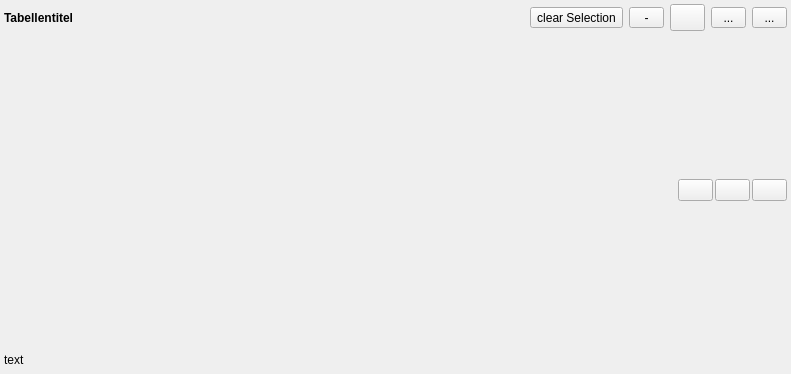
gidhoog/AlmGIS, file core/main_table.ui: the form before one commit.
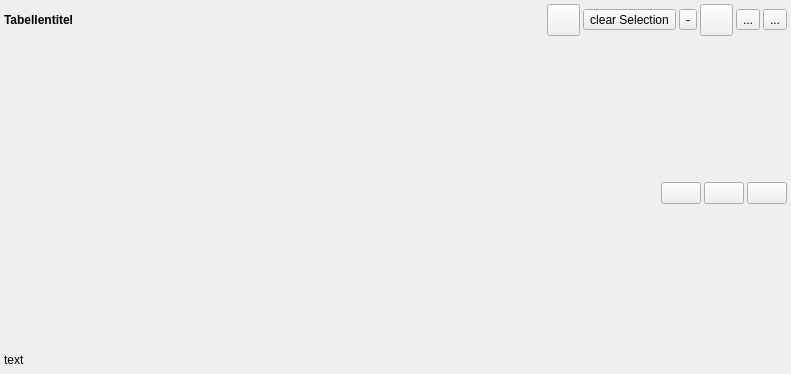
The form after the commit. Icons and pictures are not drawn.

Commit message: Anpassung der Icons für die Selektion und Deselektion von Zeilen im main_table

```diff
--- a/core/main_table.ui
+++ b/core/main_table.ui
@@ -46,7 +46,7 @@
      <item>
       <layout class="QHBoxLayout" name="uiHeaderHley">
        <property name="spacing">
-        <number>6</number>
+        <number>3</number>
        </property>
        <property name="topMargin">
         <number>0</number>
@@ -64,6 +64,23 @@
          </property>
         </widget>
        </item>
+       <item>
+        <widget class="QToolButton" name="uiSelectAllTbtn">
+         <property name="text">
+          <string/>
+         </property>
+         <property name="icon">
+          <iconset resource="../resources.qrc">
+           <normaloff>:/svg/resources/icons/mActionSelectAllRows.svg</normaloff>:/svg/resources/icons/mActionSelectAllRows.svg</iconset>
+         </property>
+         <property name="iconSize">
+          <size>
+           <width>25</width>
+           <height>25</height>
+          </size>
+         </property>
+        </widget>
+       </item>
        <item>
         <widget class="QToolButton" name="uiClearSelectionPbtn">
          <property name="text">
@@ -75,8 +92,8 @@
          </property>
          <property name="iconSize">
           <size>
-           <width>20</width>
-           <height>20</height>
+           <width>25</width>
+           <height>25</height>
           </size>
          </property>
         </widget>
@@ -91,13 +108,13 @@
          </property>
          <property name="minimumSize">
           <size>
-           <width>35</width>
+           <width>0</width>
            <height>0</height>
           </size>
          </property>
          <property name="maximumSize">
           <size>
-           <width>35</width>
+           <width>16777215</width>
            <height>16777215</height>
           </size>
          </property>
@@ -110,8 +127,8 @@
          </property>
          <property name="iconSize">
           <size>
-           <width>20</width>
-           <height>20</height>
+           <width>25</width>
+           <height>25</height>
           </size>
          </property>
         </widget>
@@ -120,13 +137,13 @@
         <widget class="QToolButton" name="uiAddDataTbtn">
          <property name="minimumSize">
           <size>
-           <width>35</width>
+           <width>0</width>
            <height>0</height>
           </size>
          </property>
          <property name="maximumSize">
           <size>
-           <width>35</width>
+           <width>16777215</width>
            <height>16777215</height>
           </size>
          </property>
@@ -139,8 +156,8 @@
          </property>
          <property name="iconSize">
           <size>
-           <width>20</width>
-           <height>20</height>
+           <width>25</width>
+           <height>25</height>
           </size>
          </property>
         </widget>
@@ -155,13 +172,13 @@
          </property>
          <property name="minimumSize">
           <size>
-           <width>35</width>
+           <width>0</width>
            <height>0</height>
           </size>
          </property>
          <property name="maximumSize">
           <size>
-           <width>35</width>
+           <width>16777215</width>
            <height>16777215</height>
           </size>
          </property>
@@ -174,8 +191,8 @@
          </property>
          <property name="iconSize">
           <size>
-           <width>20</width>
-           <height>20</height>
+           <width>25</width>
+           <height>25</height>
           </size>
          </property>
         </widget>
@@ -184,13 +201,13 @@
         <widget class="QToolButton" name="uiToolsTbtn">
          <property name="minimumSize">
           <size>
-           <width>35</width>
+           <width>0</width>
            <height>0</height>
           </size>
          </property>
          <property name="maximumSize">
           <size>
-           <width>35</width>
+           <width>16777215</width>
            <height>16777215</height>
           </size>
          </property>
@@ -203,8 +220,8 @@
          </property>
          <property name="iconSize">
           <size>
-           <width>20</width>
-           <height>20</height>
+           <width>25</width>
+           <height>25</height>
           </size>
          </property>
          <property name="popupMode">
@@ -245,7 +262,7 @@
          <item>
           <layout class="QHBoxLayout" name="uiTableFilterHLay">
            <property name="spacing">
-            <number>2</number>
+            <number>3</number>
            </property>
            <property name="leftMargin">
             <number>0</number>
@@ -268,9 +285,21 @@
            </item>
            <item>
             <widget class="QPushButton" name="uiDelFilterDetailRowPbtn">
+             <property name="sizePolicy">
+              <sizepolicy hsizetype="Fixed" vsizetype="Fixed">
+               <horstretch>0</horstretch>
+               <verstretch>0</verstretch>
+              </sizepolicy>
+             </property>
+             <property name="minimumSize">
+              <size>
+               <width>0</width>
+               <height>0</height>
+              </size>
+             </property>
              <property name="maximumSize">
               <size>
-               <width>35</width>
+               <width>16777215</width>
                <height>16777215</height>
               </size>
              </property>
@@ -283,17 +312,29 @@
              </property>
              <property name="iconSize">
               <size>
-               <width>20</width>
-               <height>20</height>
+               <width>25</width>
+               <height>25</height>
               </size>
              </property>
             </widget>
            </item>
            <item>
             <widget class="QPushButton" name="uiAddFilterDetailRowPbtn">
+             <property name="sizePolicy">
+              <sizepolicy hsizetype="Fixed" vsizetype="Fixed">
+               <horstretch>0</horstretch>
+               <verstretch>0</verstretch>
+              </sizepolicy>
+             </property>
+             <property name="minimumSize">
+              <size>
+               <width>0</width>
+               <height>0</height>
+              </size>
+             </property>
              <property name="maximumSize">
               <size>
-               <width>35</width>
+               <width>16777215</width>
                <height>16777215</height>
               </size>
              </property>
@@ -306,17 +347,29 @@
              </property>
              <property name="iconSize">
               <size>
-               <width>20</width>
-               <height>20</height>
+               <width>25</width>
+               <height>25</height>
               </size>
              </property>
             </widget>
            </item>
            <item>
             <widget class="QPushButton" name="uiEnableFilterDetailPbtn">
+             <property name="sizePolicy">
+              <sizepolicy hsizetype="Fixed" vsizetype="Fixed">
+               <horstretch>0</horstretch>
+               <verstretch>0</verstretch>
+              </sizepolicy>
+             </property>
+             <property name="minimumSize">
+              <size>
+               <width>0</width>
+               <height>0</height>
+              </size>
+             </property>
              <property name="maximumSize">
               <size>
-               <width>35</width>
+               <width>16777215</width>
                <height>16777215</height>
               </size>
              </property>
@@ -329,8 +382,8 @@
              </property>
              <property name="iconSize">
               <size>
-               <width>20</width>
-               <height>20</height>
+               <width>25</width>
+               <height>25</height>
               </size>
              </property>
             </widget>
```
Left out of the diff: 2 changed lines with no effect on the pictures. The commit also changes 6 other files.
